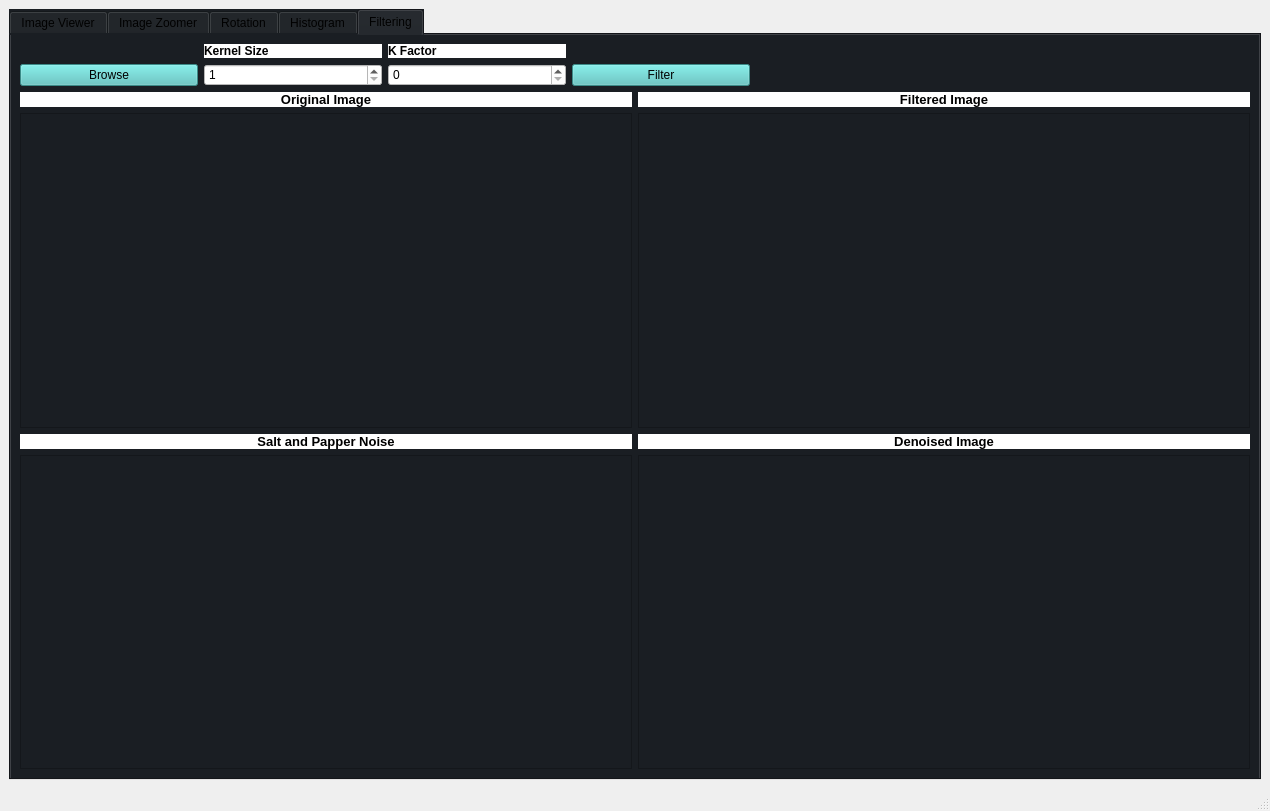
Qt form GUI2.ui (FarahGamal/Image-Processing-Toolbox) before a commit.
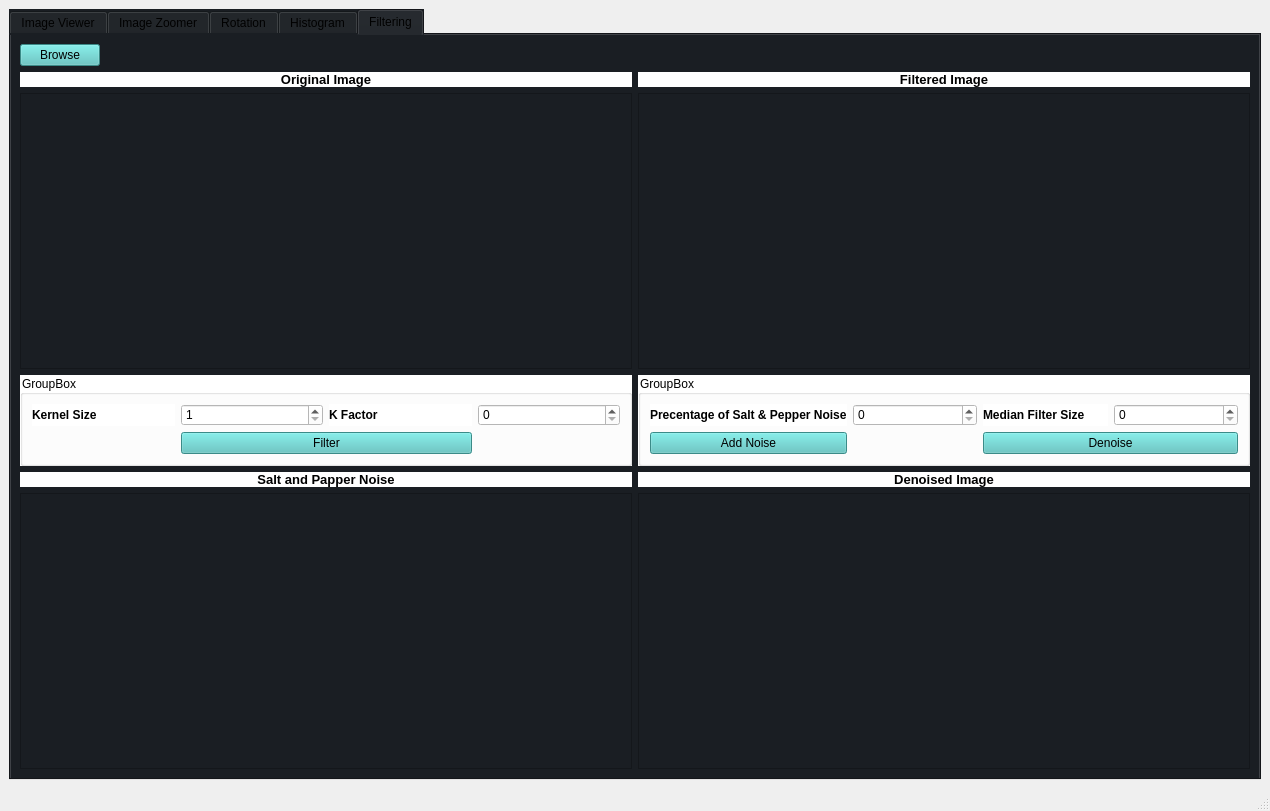
The same form after that commit.

```diff
--- a/GUI2.ui
+++ b/GUI2.ui
@@ -1243,7 +1243,7 @@
          <layout class="QGridLayout" name="gridLayout_16">
           <item row="0" column="0">
            <layout class="QGridLayout" name="gridLayout_29">
-            <item row="1" column="0">
+            <item row="0" column="0">
              <widget class="QPushButton" name="filteringPushButton">
               <property name="styleSheet">
                <string notr="true">background-color: rgb(83, 194, 191);</string>
@@ -1253,86 +1253,19 @@
               </property>
              </widget>
             </item>
-            <item row="1" column="4">
+            <item row="0" column="3">
              <spacer name="horizontalSpacer_13">
               <property name="orientation">
                <enum>Qt::Horizontal</enum>
               </property>
-              <property name="sizeType">
-               <enum>QSizePolicy::Fixed</enum>
-              </property>
               <property name="sizeHint" stdset="0">
                <size>
-                <width>500</width>
+                <width>40</width>
                 <height>20</height>
                </size>
               </property>
              </spacer>
             </item>
-            <item row="1" column="1">
-             <widget class="QSpinBox" name="kernelSizeSpinBox">
-              <property name="styleSheet">
-               <string notr="true">background-color: rgb(255, 255, 255);</string>
-              </property>
-              <property name="minimum">
-               <number>1</number>
-              </property>
-              <property name="singleStep">
-               <number>2</number>
-              </property>
-             </widget>
-            </item>
-            <item row="1" column="2">
-             <widget class="QSpinBox" name="kFactorSpinBox">
-              <property name="styleSheet">
-               <string notr="true">background-color: rgb(255, 255, 255);</string>
-              </property>
-             </widget>
-            </item>
-            <item row="0" column="1">
-             <widget class="QLabel" name="label_11">
-              <property name="font">
-               <font>
-                <pointsize>9</pointsize>
-                <weight>75</weight>
-                <bold>true</bold>
-               </font>
-              </property>
-              <property name="styleSheet">
-               <string notr="true">background-color: rgb(255, 255, 255);</string>
-              </property>
-              <property name="text">
-               <string>Kernel Size</string>
-              </property>
-             </widget>
-            </item>
-            <item row="0" column="2">
-             <widget class="QLabel" name="label_12">
-              <property name="font">
-               <font>
-                <pointsize>9</pointsize>
-                <weight>75</weight>
-                <bold>true</bold>
-               </font>
-              </property>
-              <property name="styleSheet">
-               <string notr="true">background-color: rgb(255, 255, 255);</string>
-              </property>
-              <property name="text">
-               <string>K Factor </string>
-              </property>
-             </widget>
-            </item>
-            <item row="1" column="3">
-             <widget class="QPushButton" name="filterPushButton">
-              <property name="styleSheet">
-               <string notr="true">background-color: rgb(83, 194, 191);</string>
-              </property>
-              <property name="text">
-               <string>Filter</string>
-              </property>
-             </widget>
-            </item>
            </layout>
           </item>
           <item row="1" column="0">
@@ -1388,7 +1321,7 @@
                  <x>0</x>
                  <y>0</y>
                  <width>603</width>
-                 <height>277</height>
+                 <height>239</height>
                 </rect>
                </property>
                <layout class="QGridLayout" name="gridLayout_17">
@@ -1399,6 +1332,26 @@
               </widget>
              </widget>
             </item>
+            <item row="4" column="0">
+             <widget class="QLabel" name="label_15">
+              <property name="font">
+               <font>
+                <pointsize>10</pointsize>
+                <weight>75</weight>
+                <bold>true</bold>
+               </font>
+              </property>
+              <property name="styleSheet">
+               <string notr="true">background-color: rgb(255, 255, 255);</string>
+              </property>
+              <property name="text">
+               <string>Salt and Papper Noise</string>
+              </property>
+              <property name="alignment">
+               <set>Qt::AlignCenter</set>
+              </property>
+             </widget>
+            </item>
             <item row="1" column="1">
              <widget class="QScrollArea" name="scrollArea_12">
               <property name="widgetResizable">
@@ -1410,7 +1363,7 @@
                  <x>0</x>
                  <y>0</y>
                  <width>602</width>
-                 <height>277</height>
+                 <height>239</height>
                 </rect>
                </property>
                <layout class="QGridLayout" name="gridLayout_23">
@@ -1421,27 +1374,7 @@
               </widget>
              </widget>
             </item>
-            <item row="2" column="0">
-             <widget class="QLabel" name="label_15">
-              <property name="font">
-               <font>
-                <pointsize>10</pointsize>
-                <weight>75</weight>
-                <bold>true</bold>
-               </font>
-              </property>
-              <property name="styleSheet">
-               <string notr="true">background-color: rgb(255, 255, 255);</string>
-              </property>
-              <property name="text">
-               <string>Salt and Papper Noise</string>
-              </property>
-              <property name="alignment">
-               <set>Qt::AlignCenter</set>
-              </property>
-             </widget>
-            </item>
-            <item row="2" column="1">
+            <item row="4" column="1">
              <widget class="QLabel" name="label_16">
               <property name="font">
                <font>
@@ -1461,7 +1394,7 @@
               </property>
              </widget>
             </item>
-            <item row="3" column="0">
+            <item row="5" column="0">
              <widget class="QScrollArea" name="scrollArea_13">
               <property name="widgetResizable">
                <bool>true</bool>
@@ -1472,7 +1405,7 @@
                  <x>0</x>
                  <y>0</y>
                  <width>603</width>
-                 <height>277</height>
+                 <height>238</height>
                 </rect>
                </property>
                <layout class="QGridLayout" name="gridLayout_25">
@@ -1483,7 +1416,7 @@
               </widget>
              </widget>
             </item>
-            <item row="3" column="1">
+            <item row="5" column="1">
              <widget class="QScrollArea" name="scrollArea_14">
               <property name="widgetResizable">
                <bool>true</bool>
@@ -1494,7 +1427,7 @@
                  <x>0</x>
                  <y>0</y>
                  <width>602</width>
-                 <height>277</height>
+                 <height>238</height>
                 </rect>
                </property>
                <layout class="QGridLayout" name="gridLayout_27">
@@ -1505,6 +1438,152 @@
               </widget>
              </widget>
             </item>
+            <item row="2" column="0">
+             <widget class="QGroupBox" name="groupBox_2">
+              <property name="styleSheet">
+               <string notr="true">background-color: rgb(255, 255, 255);</string>
+              </property>
+              <property name="title">
+               <string>GroupBox</string>
+              </property>
+              <layout class="QGridLayout" name="gridLayout_26">
+               <item row="1" column="1">
+                <widget class="QSpinBox" name="kernelSizeSpinBox">
+                 <property name="styleSheet">
+                  <string notr="true">background-color: rgb(255, 255, 255);</string>
+                 </property>
+                 <property name="minimum">
+                  <number>1</number>
+                 </property>
+                 <property name="singleStep">
+                  <number>2</number>
+                 </property>
+                </widget>
+               </item>
+               <item row="1" column="3">
+                <widget class="QSpinBox" name="kFactorSpinBox">
+                 <property name="styleSheet">
+                  <string notr="true">background-color: rgb(255, 255, 255);</string>
+                 </property>
+                </widget>
+               </item>
+               <item row="1" column="0">
+                <widget class="QLabel" name="label_11">
+                 <property name="font">
+                  <font>
+                   <pointsize>9</pointsize>
+                   <weight>75</weight>
+                   <bold>true</bold>
+                  </font>
+                 </property>
+                 <property name="styleSheet">
+                  <string notr="true">background-color: rgb(255, 255, 255);</string>
+                 </property>
+                 <property name="text">
+                  <string>Kernel Size</string>
+                 </property>
+                </widget>
+               </item>
+               <item row="1" column="2">
+                <widget class="QLabel" name="label_12">
+                 <property name="font">
+                  <font>
+                   <pointsize>9</pointsize>
+                   <weight>75</weight>
+                   <bold>true</bold>
+                  </font>
+                 </property>
+                 <property name="styleSheet">
+                  <string notr="true">background-color: rgb(255, 255, 255);</string>
+                 </property>
+                 <property name="text">
+                  <string>K Factor </string>
+                 </property>
+                </widget>
+               </item>
+               <item row="2" column="1" colspan="2">
+                <widget class="QPushButton" name="filterPushButton">
+                 <property name="styleSheet">
+                  <string notr="true">background-color: rgb(83, 194, 191);</string>
+                 </property>
+                 <property name="text">
+                  <string>Filter</string>
+                 </property>
+                </widget>
+               </item>
+              </layout>
+             </widget>
+            </item>
+            <item row="2" column="1">
+             <widget class="QGroupBox" name="groupBox">
+              <property name="styleSheet">
+               <string notr="true">background-color: rgb(255, 255, 255);</string>
+              </property>
+              <property name="title">
+               <string>GroupBox</string>
+              </property>
+              <layout class="QGridLayout" name="gridLayout_24">
+               <item row="1" column="0">
+                <widget class="QLabel" name="label_18">
+                 <property name="font">
+                  <font>
+                   <pointsize>9</pointsize>
+                   <weight>75</weight>
+                   <bold>true</bold>
+                  </font>
+                 </property>
+                 <property name="text">
+                  <string>Precentage of Salt &amp; Pepper Noise</string>
+                 </property>
+                </widget>
+               </item>
+               <item row="1" column="1">
+                <widget class="QSpinBox" name="percentageAddNoiseSpinBox">
+                 <property name="styleSheet">
+                  <string notr="true">background-color: rgb(255, 255, 255);</string>
+                 </property>
+                </widget>
+               </item>
+               <item row="1" column="3">
+                <widget class="QSpinBox" name="medianFilterSpinBox"/>
+               </item>
+               <item row="1" column="2">
+                <widget class="QLabel" name="label_17">
+                 <property name="font">
+                  <font>
+                   <pointsize>9</pointsize>
+                   <weight>75</weight>
+                   <bold>true</bold>
+                  </font>
+                 </property>
+                 <property name="text">
+                  <string>Median Filter Size</string>
+                 </property>
+                </widget>
+               </item>
+               <item row="3" column="0">
+                <widget class="QPushButton" name="addNoisePushButton">
+                 <property name="styleSheet">
+                  <string notr="true">background-color: rgb(83, 194, 191);</string>
+                 </property>
+                 <property name="text">
+                  <string>Add Noise</string>
+                 </property>
+                </widget>
+               </item>
+               <item row="3" column="2" colspan="2">
+                <widget class="QPushButton" name="denoisePushButton">
+                 <property name="styleSheet">
+                  <string notr="true">background-color: rgb(83, 194, 191);</string>
+                 </property>
+                 <property name="text">
+                  <string>Denoise</string>
+                 </property>
+                </widget>
+               </item>
+              </layout>
+             </widget>
+            </item>
            </layout>
           </item>
          </layout>
```
Left out of the diff: 42 changed lines with no effect on the pictures.
